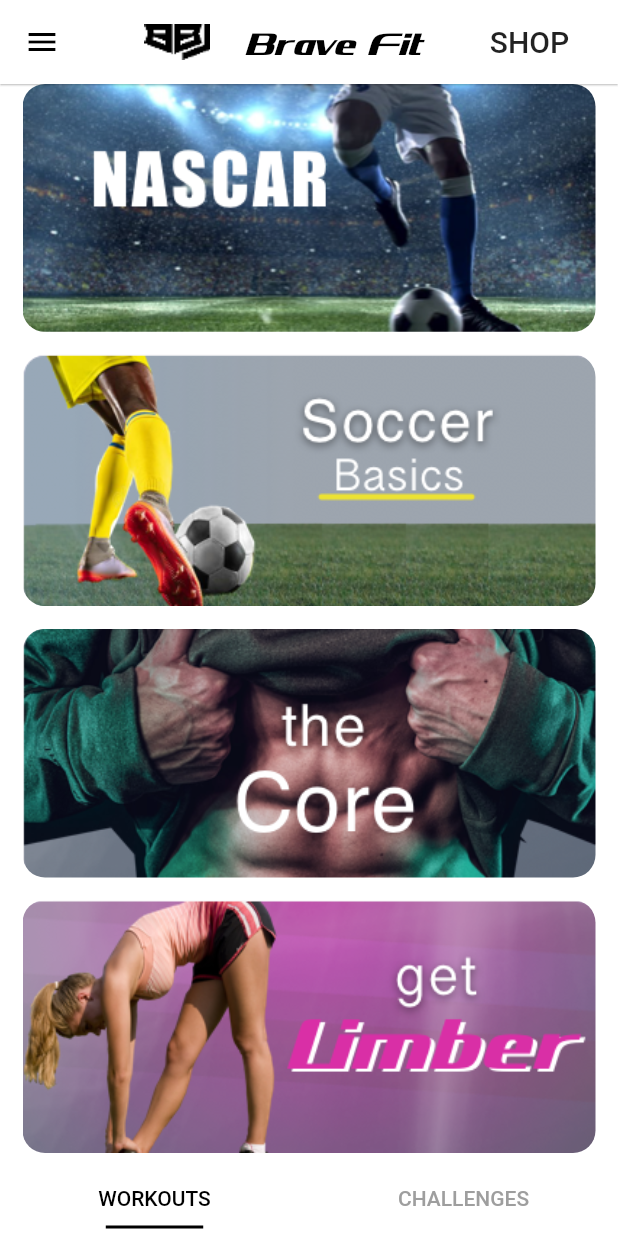
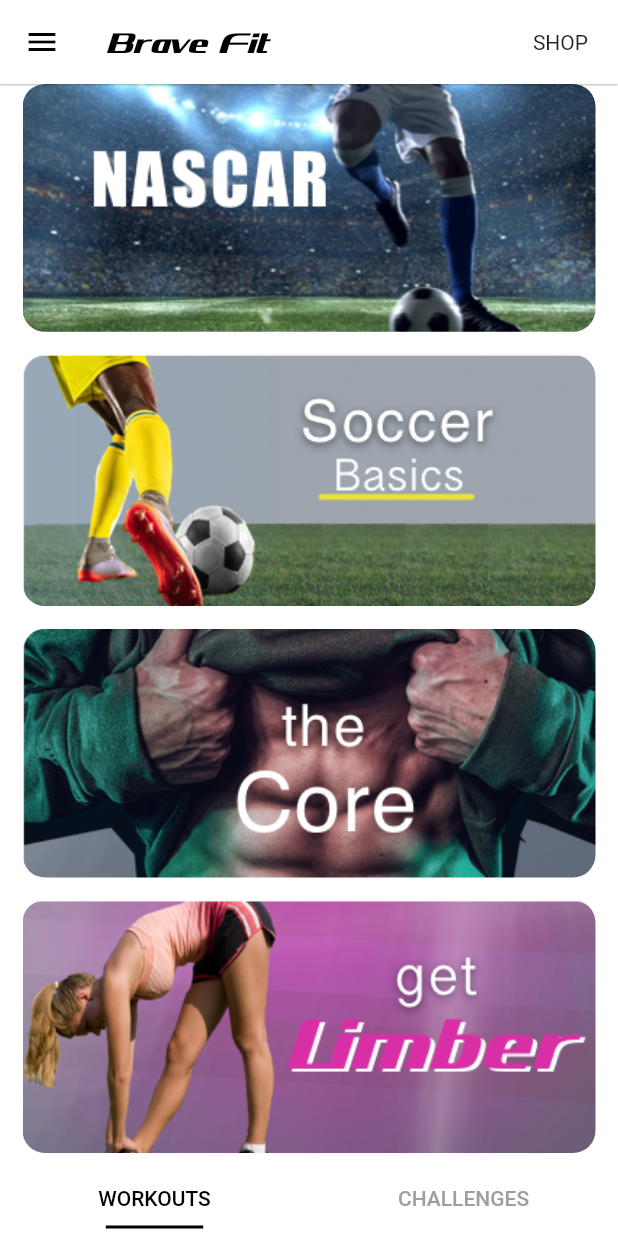
Before and after one commit to Sophie627/flutter-fitness, a Flutter app: the screen it shows once a user with an empty profile is signed in, on a phone screen of 412 x 824 dp. Run offline on Flutter 3.47's test engine with Material 2 defaults, Android fonts, the phone set to English and light mode, and no system bars; our stand-ins replace audioplayers, carousel_slider, cloud_firestore, firebase_auth, flutter_swiper, shared_preferences and 4 more; missing offline and left inert: mailer; accounts and stored records are empty; statements that could not run were skipped.

Commit message:
update main screen

```diff
--- a/lib/ui/screens/main_screen.dart
+++ b/lib/ui/screens/main_screen.dart
@@ -40,31 +40,28 @@
             leading: new IconButton(
                 icon: new Icon(Icons.menu),
                 onPressed: () => _scaffoldKey.currentState.openDrawer()),
-            title: Row(
-              children: <Widget>[
-                Expanded(
-                  flex: 4,
-                  child: new Image.asset('assets/images/logo.png'),
-                ),
-                Expanded(
-                  flex: 7,
-                  child:new Text(
+            title: new Text(
               'Brave Fit',
               style: TextStyle(
                 color: Colors.black,
-                      fontSize: 24,
+                fontSize: 22,
                 fontFamily: 'Xbka',
               ),
             ),
+            actions: <Widget>[
+              Padding(
+                padding: EdgeInsets.only(right: 20.0),
+                child: GestureDetector(
+                  onTap: () {},
+                  child: Column(
+                    mainAxisAlignment: MainAxisAlignment.center,
+                    children: <Widget>[
+                      Text('SHOP'),
+                    ],
                   ),
-                Expanded(
-                  flex: 3,
-                  child:new Text(
-                    'SHOP',
-                  ),
+                )
               ),
             ],
-            ),
           ),
           drawer: Drawer(
             child: ListView(
@@ -164,7 +161,12 @@
                                   padding: EdgeInsets.fromLTRB(15.0, 0, 15.0, 0),
                                   child: ClipRRect(
                                     borderRadius: BorderRadius.circular(15.0),
-                                    child: new Image.asset('assets/images/narscar.png'),
+                                    child: Container(
+                                      width: MediaQuery.of(context).size.width - 30.0,
+                                      child: new Image.asset('assets/images/narscar.png',
+                                        fit: BoxFit.fitWidth,
+                                      ),
+                                    ),
                                   ),
                                 ),
                               ]
@@ -186,7 +188,12 @@
                                   padding: EdgeInsets.fromLTRB(15.0, 15.0, 15.0, 0),
                                   child: ClipRRect(
                                     borderRadius: BorderRadius.circular(15.0),
-                                    child: new Image.asset('assets/images/soccerbasics.png'),
+                                    child: Container(
+                                      width: MediaQuery.of(context).size.width - 30.0,
+                                      child: new Image.asset('assets/images/soccerbasics.png',
+                                        fit: BoxFit.fitWidth,
+                                      ),
+                                    ),
                                   ),
                                 ),
                               ]
@@ -202,7 +209,12 @@
                                   padding: EdgeInsets.fromLTRB(15.0, 15.0, 15.0, 0),
                                   child: ClipRRect(
                                     borderRadius: BorderRadius.circular(15.0),
-                                    child: new Image.asset('assets/images/thecore.png'),
+                                    child: Container(
+                                      width: MediaQuery.of(context).size.width - 30.0,
+                                      child: new Image.asset('assets/images/thecore.png',
+                                        fit: BoxFit.fitWidth,
+                                      ),
+                                    ),
                                   ),
                                 ),
                               ]
@@ -218,7 +230,12 @@
                                   padding: EdgeInsets.fromLTRB(15.0, 15.0, 15.0, 15.0),
                                   child: ClipRRect(
                                     borderRadius: BorderRadius.circular(15.0),
-                                    child: new Image.asset('assets/images/getlimber.png'),
+                                    child: Container(
+                                      width: MediaQuery.of(context).size.width - 30.0,
+                                      child: new Image.asset('assets/images/getlimber.png',
+                                        fit: BoxFit.fitWidth,
+                                      ),
+                                    ),
                                   ),
                                 ),
                               ]
```
Lines whose indentation alone changed are shown as unchanged.
